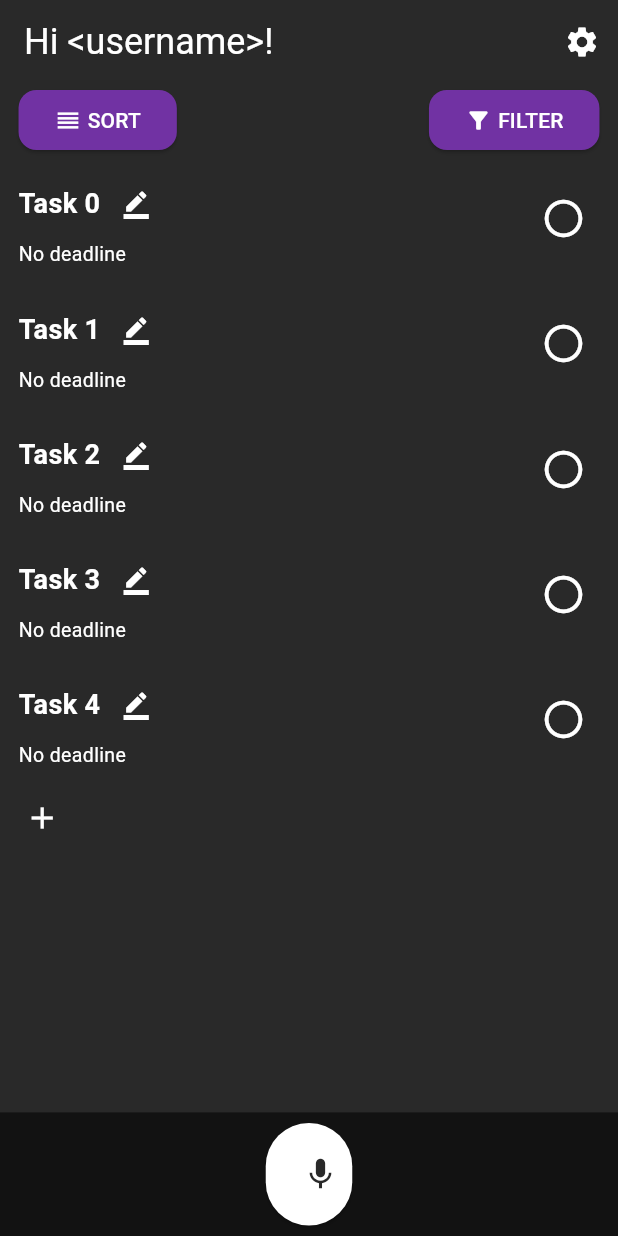
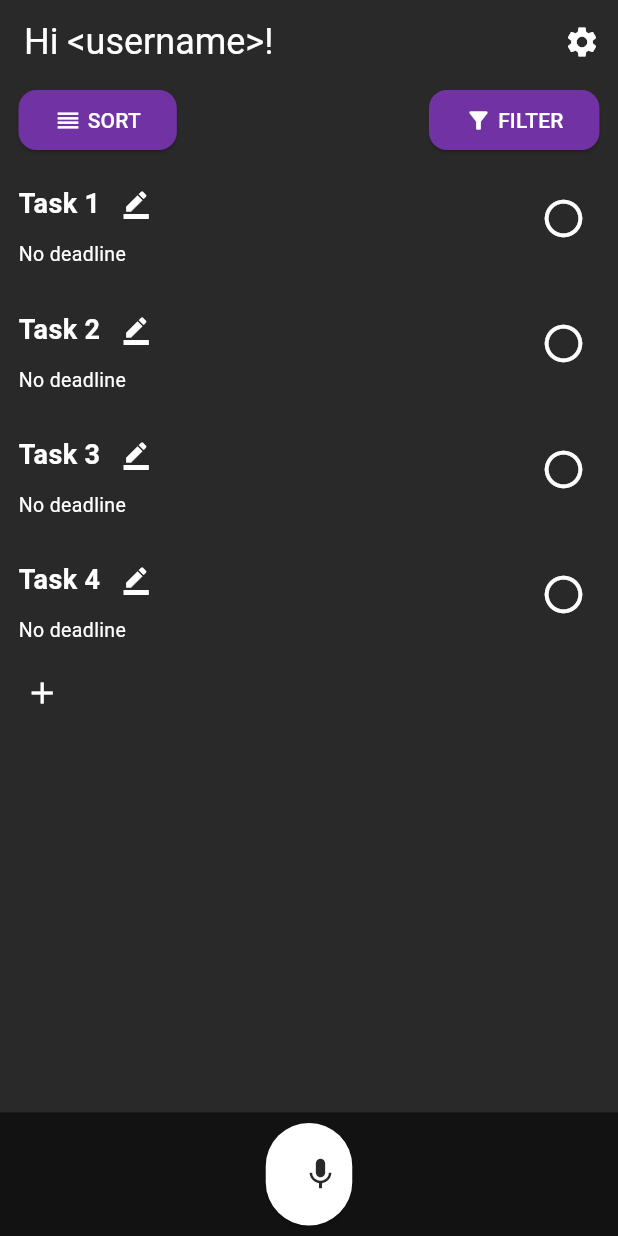
Before and after one commit to DaryaSanina/smart-planner, a Flutter app: the screen it shows after launch, after a tap on the "radio button unchecked" icon, on a phone screen of 412 x 824 dp. Run offline on Flutter 3.47's test engine with Material 3 defaults, Android fonts, the phone set to English and light mode, and no system bars.

Commit message:
Add the ability to remove tasks

```diff
--- a/lib/home/home_page.dart
+++ b/lib/home/home_page.dart
@@ -1,9 +1,7 @@
+import 'package:app/home/widgets/task_list.dart';
 import 'package:flutter/material.dart';
 import 'package:app/home/widgets/home_app_bar.dart';
-import 'package:app/home/widgets/sort_button.dart';
-import 'package:app/home/widgets/filter_button.dart';
 import 'package:app/home/widgets/assistant_button.dart';
-import 'package:app/home/widgets/task.dart';
 
 class HomePage extends StatefulWidget {
   const HomePage({super.key});
@@ -15,40 +13,12 @@ class HomePage extends StatefulWidget {
 class _HomePageState extends State<HomePage> {
   @override
   Widget build(BuildContext context) {
-    final List<Widget> tasks = List.generate(5, (i) => Task(name: "Task $i", date: "No deadline"));
     return LayoutBuilder(
       builder: (context, constraints) {
         return Scaffold(
           backgroundColor: Theme.of(context).colorScheme.primary,
           appBar: const HomeAppBar(),
-          body: ListView(
-            children: [
-              Row(
-                mainAxisAlignment: MainAxisAlignment.spaceBetween,
-                children: [
-                  Row(
-                    children: [
-                      SizedBox(width: MediaQuery.of(context).size.width * 0.03),
-                      const SortButton(),
-                    ],
-                  ),
-                  Row(
-                    children: [
-                      const FilterButton(),
-                      SizedBox(width: MediaQuery.of(context).size.width * 0.03),
-                    ],
-                  ),
-                ],
-              ),
-              Column(
-                crossAxisAlignment: CrossAxisAlignment.start,
-                children: tasks + [Padding(
-                  padding: EdgeInsets.symmetric(horizontal: MediaQuery.of(context).size.width * 0.01),
-                  child: IconButton(onPressed: () {}, icon: const Icon(Icons.add)),
-                )],
-              ),
-            ],
-          ),
+          body: TaskList(),
           bottomNavigationBar: BottomAppBar(
             padding: EdgeInsets.symmetric(horizontal: MediaQuery.of(context).size.width * 0.43, vertical: 7),
             height: MediaQuery.of(context).size.height * 0.1,
--- /dev/null
+++ b/lib/home/widgets/add_task_button.dart
@@ -0,0 +1,15 @@
+import 'package:flutter/material.dart';
+
+class AddTaskButton extends StatelessWidget {
+  const AddTaskButton({
+    super.key
+  });
+
+  @override
+  Widget build(BuildContext context) {
+    return IconButton(
+      onPressed: () {},
+      icon: const Icon(Icons.add),
+    );
+  }
+}
--- a/lib/home/widgets/task.dart
+++ b/lib/home/widgets/task.dart
@@ -1,4 +1,6 @@
+import 'package:app/home/widgets/task_list.dart';
 import 'package:flutter/material.dart';
+import 'package:provider/provider.dart';
 
 class Task extends StatelessWidget {
   final String name;
@@ -28,7 +30,10 @@ class Task extends StatelessWidget {
                       fontWeight: FontWeight.w600,
                     ),
                   ),
-                  IconButton(onPressed: () {}, icon: const Icon(Icons.border_color, size: 20,)),
+                  IconButton(
+                    onPressed: () {},
+                    icon: const Icon(Icons.border_color, size: 20,),
+                  ),
                 ],
               ),
               Text(
@@ -39,7 +44,13 @@ class Task extends StatelessWidget {
               ),
             ],
           ),
-          IconButton(onPressed: () {}, icon: const Icon(Icons.radio_button_unchecked, size: 30,))
+          IconButton(
+            onPressed: () {
+              var taskList = context.read<TaskListModel>();
+              taskList.remove(this);
+            },
+            icon: const Icon(Icons.radio_button_unchecked, size: 30,),
+          )
         ],
       ),
     );
--- /dev/null
+++ b/lib/home/widgets/task_list.dart
@@ -0,0 +1,60 @@
+import 'dart:collection';
+
+import 'package:app/home/widgets/add_task_button.dart';
+import 'package:app/home/widgets/filter_button.dart';
+import 'package:app/home/widgets/sort_button.dart';
+import 'package:app/home/widgets/task.dart';
+import 'package:flutter/material.dart';
+import 'package:provider/provider.dart';
+
+class TaskListModel extends ChangeNotifier {
+  final List<Widget> _tasks = List.generate(5, (i) => Task(name: "Task $i", date: "No deadline"));
+  UnmodifiableListView<Widget> get tasks => UnmodifiableListView(_tasks);
+
+  void add(Task task) {
+    _tasks.add(task);
+    notifyListeners();
+  }
+
+  void remove(Task task) {
+    _tasks.remove(task);
+    notifyListeners();
+  }
+}
+
+class TaskList extends StatelessWidget {
+  const TaskList({super.key});
+
+  @override
+  Widget build(BuildContext context) {
+    var taskList = context.watch<TaskListModel>();
+    return ListView(
+      children: [
+        Row(
+          mainAxisAlignment: MainAxisAlignment.spaceBetween,
+          children: [
+            Row(
+              children: [
+                SizedBox(width: MediaQuery.of(context).size.width * 0.03),
+                const SortButton(),
+              ],
+            ),
+            Row(
+              children: [
+                const FilterButton(),
+                SizedBox(width: MediaQuery.of(context).size.width * 0.03),
+              ],
+            ),
+          ],
+        ),
+        Column(
+          crossAxisAlignment: CrossAxisAlignment.start,
+          children: taskList.tasks + [Padding(
+            padding: EdgeInsets.symmetric(horizontal: MediaQuery.of(context).size.width * 0.01),
+            child: const AddTaskButton(),
+          )],
+        ),
+      ],
+    );
+  }
+}
--- a/lib/main.dart
+++ b/lib/main.dart
@@ -1,8 +1,13 @@
+import 'package:app/home/widgets/task_list.dart';
 import 'package:flutter/material.dart';
 import 'package:app/home/home_page.dart';
+import 'package:provider/provider.dart';
 
 void main() {
-  runApp(const MyApp());
+  runApp(
+    ChangeNotifierProvider(create: (context) => TaskListModel(),
+    child: const MyApp(),)
+  );
 }
 
 class MyApp extends StatelessWidget {
@@ -15,7 +20,7 @@ class MyApp extends StatelessWidget {
       theme: ThemeData(
         colorScheme: const ColorScheme.dark().copyWith(
           primary: const Color(0xFF292929),
-          primaryContainer: Color.fromARGB(255, 61, 61, 61),
+          primaryContainer: const Color(0xFF3D3D3D),
           secondary: const Color(0xFF7132A3),
           tertiary: const Color(0xFFFFFFFF),
         ),
--- a/lib/settings/widgets/back_button.dart
+++ b/lib/settings/widgets/back_button.dart
@@ -1,4 +1,3 @@
-import 'package:app/home/home_page.dart';
 import 'package:flutter/material.dart';
 
 class BackButton extends StatelessWidget {
@@ -10,9 +9,7 @@ class BackButton extends StatelessWidget {
   Widget build(BuildContext context) {
     return IconButton(
       onPressed: () {
-        Navigator.push(context, MaterialPageRoute(builder: (context) {
-          return const HomePage();
-        }));
+        Navigator.pop(context);
       },
       icon: const Icon(Icons.keyboard_arrow_left)
     );
--- a/pubspec.yaml
+++ b/pubspec.yaml
@@ -30,6 +30,9 @@ environment:
 dependencies:
   flutter:
     sdk: flutter
+  sqflite:
+  path:
+  provider:
 
 
   # The following adds the Cupertino Icons font to your application.
```
Also changed, not shown: pubspec.lock, 1 other file.
